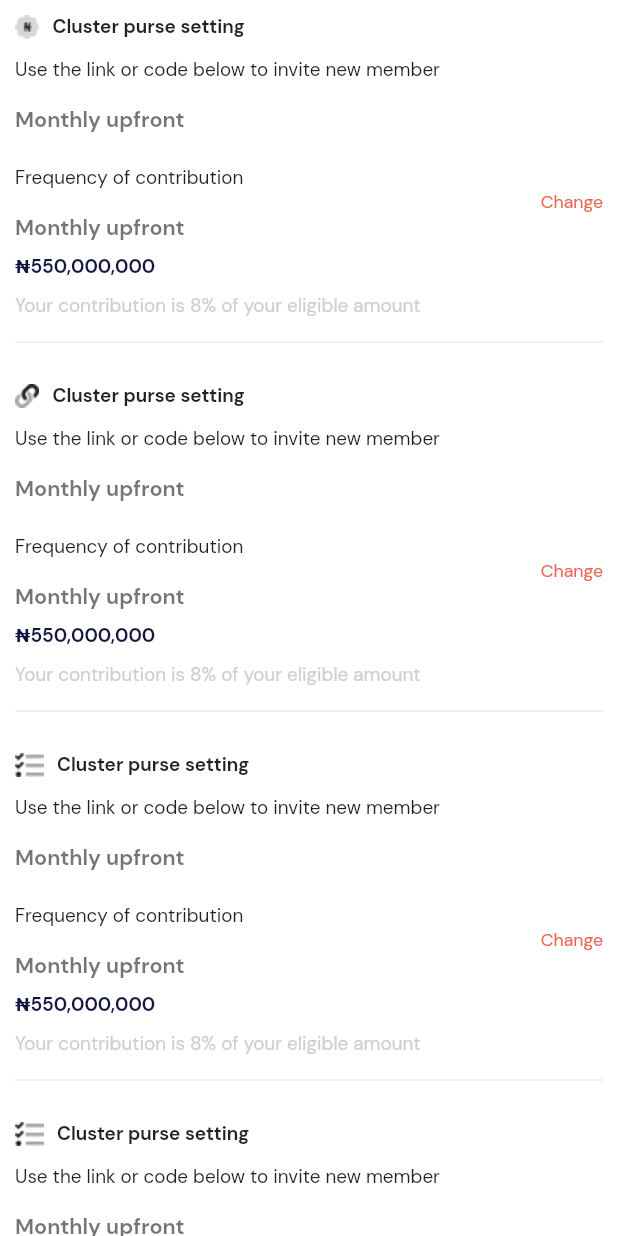
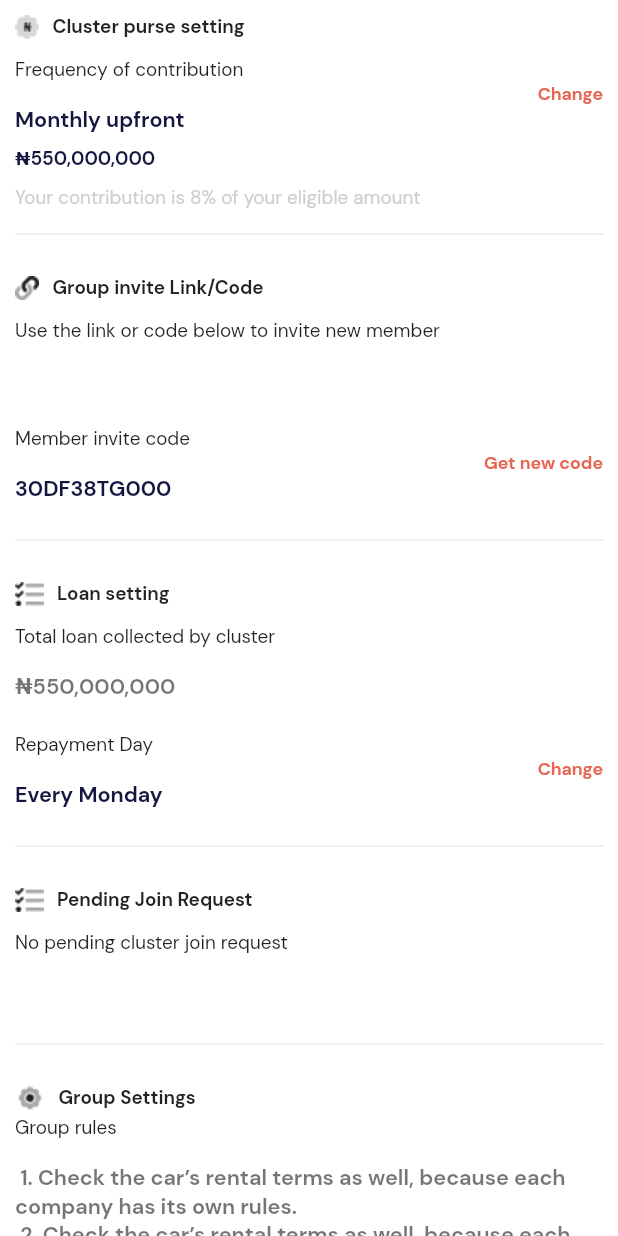
Before and after one commit to Destiny-Ed/Moni-Africa, a Flutter app: the CusterDetailsPage widget shown alone on an empty page, opened directly, on a phone screen of 412 x 824 dp. Run offline on Flutter 3.47's test engine with Material 2 defaults, Android fonts, the phone set to English and light mode, and no system bars; our stand-ins replace sliver_tools.

Commit message:
Completed cluster details page with all dummy data

```diff
--- a/lib/Models/cluster_details_model.dart
+++ b/lib/Models/cluster_details_model.dart
@@ -1,3 +1,5 @@
+import 'package:flutter/material.dart';
+
 class ClusterDetailsModel {
   final String? image;
   final String? header;
@@ -6,6 +8,7 @@ class ClusterDetailsModel {
   final String? title3;
   final String? title4;
   final String? title5;
+  final IconData? icon;
   final String? title6;
   final String? leadingText;
 
@@ -16,6 +19,7 @@ class ClusterDetailsModel {
       this.title2,
       this.title3,
       this.title4,
+      this.icon,
       this.title5,
       this.title6,
       this.leadingText});
@@ -30,6 +34,7 @@ List<ClusterDetailsModel> getClusterDetails = [
       title3: 'Frequency of contribution',
       title4: 'Monthly upfront',
       title5: '₦550,000,000',
+      icon: null,
       title6: 'Your contribution is 8% of your eligible amount ',
       leadingText: 'Change'),
   ClusterDetailsModel(
@@ -40,6 +45,7 @@ List<ClusterDetailsModel> getClusterDetails = [
       title3: 'Member invite code',
       title4: '30DF38TG000',
       title5: '',
+      icon: null,
       title6: '',
       leadingText: 'Get new code'),
   ClusterDetailsModel(
@@ -48,6 +54,7 @@ List<ClusterDetailsModel> getClusterDetails = [
       title1: 'Total loan collected by cluster',
       title2: '₦550,000,000',
       title3: 'Repayment Day',
+      icon: null,
       title4: 'Every Monday',
       title5: '',
       title6: '',
@@ -60,6 +67,34 @@ List<ClusterDetailsModel> getClusterDetails = [
       title3: '',
       title4: '',
       title5: '',
+      icon: null,
       title6: '',
       leadingText: ''),
+
+  ClusterDetailsModel(
+      image: 'assets/setting_cluster.png',
+      header: 'Group Settings',
+      title1: 'Group rules',
+      title2:
+          """ 1. Check the car’s rental terms as well, because each company has its own rules.
+ 2. Check the car’s rental terms as well, because each company has its own rules.""",
+      title3: 'Group Whatsapp',
+      title4: 'https://chat.whatsapp.com/BmK1mYu9zGAGhhqi8xqQQ5',
+      title5: '',
+      icon: Icons.edit,
+      title6: 'Edit Settings',
+      leadingText: ''),
+
+  ///benefit
+  ClusterDetailsModel(
+      image: 'assets/flag.png',
+      header: 'Benefits earned',
+      title1: 'Total CH benefits earned',
+      title2: '₦550,000,000',
+      title3: 'Available Benefits',
+      title4: '₦550,000,000',
+      title5: '',
+      icon: Icons.visibility,
+      title6: 'View earning history',
+      leadingText: '+₦5000 today'),
 ];
--- a/lib/Screens/Cluster/Cluster_Tabs/clusters_details.dart
+++ b/lib/Screens/Cluster/Cluster_Tabs/clusters_details.dart
@@ -27,49 +27,57 @@ class _CusterDetailsPageState extends State<CusterDetailsPage> {
                   children: [
                     Image.asset(data.image!),
                     Text(
-                      '   Cluster purse setting',
+                      '   ${data.header}',
                       style: TextStyle(
                           fontSize: AppSize.mediumText,
                           fontWeight: FontWeight.bold),
                     )
                   ],
                 ),
+                if (data.title1 != '')
                   ListTile(
                     contentPadding: const EdgeInsets.all(0),
                     title: Text(
-                    'Use the link or code below to invite new member\n',
+                      '${data.title1}\n',
                       style: TextStyle(fontSize: AppSize.mediumText),
                     ),
                     subtitle: Text(
-                    "Monthly upfront ",
+                      data.title2!,
                       style: TextStyle(
-                        fontSize: AppSize.average, fontWeight: FontWeight.bold),
+                          fontSize: AppSize.average,
+                          fontWeight: FontWeight.bold),
                     ),
                   ),
+                if (data.title3 != '')
                   ListTile(
                     contentPadding: const EdgeInsets.all(0),
                     title: Text(
-                    'Frequency of contribution\n',
+                      '${data.title3}\n',
                       style: TextStyle(fontSize: AppSize.mediumText),
                     ),
                     subtitle: Text(
-                    "Monthly upfront ",
+                      data.title4!,
                       style: TextStyle(
-                        fontSize: AppSize.average, fontWeight: FontWeight.bold),
+                          fontSize: AppSize.average,
+                          color: index == 4 ? AppColor.green : AppColor.black,
+                          fontWeight: FontWeight.bold),
                     ),
                     trailing: Text(
-                    "Change",
+                      data.leadingText!,
                       style: TextStyle(
-                        fontSize: AppSize.listTitle, color: AppColor.pink),
+                          fontSize: AppSize.listTitle,
+                          fontWeight: FontWeight.bold,
+                          color: index == 5 ? AppColor.green : AppColor.pink),
                     ),
                   ),
+                if (data.title6 != '')
                   Container(
                     alignment: Alignment.centerLeft,
                     child: Column(
                       crossAxisAlignment: CrossAxisAlignment.start,
                       children: [
                         Text(
-                        '₦550,000,000',
+                          data.title5!,
                           style: TextStyle(
                               fontWeight: FontWeight.bold,
                               fontSize: AppSize.mediumText,
@@ -78,10 +86,27 @@ class _CusterDetailsPageState extends State<CusterDetailsPage> {
                         const SizedBox(
                           height: 10,
                         ),
+                        data.icon == null
+                            ? Text(
+                                data.title6!,
+                                style: TextStyle(
+                                    fontSize: AppSize.mediumText,
+                                    color: AppColor.grey),
+                              )
+                            : Row(
+                                children: [
+                                  Icon(
+                                    data.icon,
+                                    size: 16,
+                                    color: AppColor.pink,
+                                  ),
                                   Text(
-                        'Your contribution is 8% of your eligible amount ',
+                                    "  ${data.title6}",
                                     style: TextStyle(
-                            fontSize: AppSize.mediumText, color: AppColor.grey),
+                                        fontSize: AppSize.mediumText,
+                                        color: AppColor.pink),
+                                  ),
+                                ],
                               ),
                       ],
                     ),
```
Lines whose indentation alone changed are shown as unchanged.
